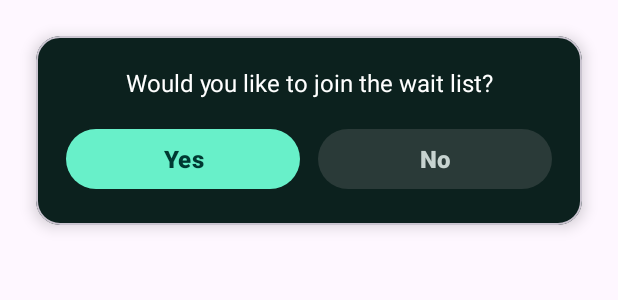
After one commit to CMPUT301F25origin/origin-kickoff, an Android app: the layout dialog_join_waitlist.xml on its own in the app's theme, with its tools: preview values and no code run, on a phone screen of 412 x 824 dp. The commit adds this screen. Shown: the top 300 px of the screen. Run offline under Robolectric (Android 15) with nearby library versions, the phone set to English and light mode, and no system bars.

Commit message:
completed the waitying list criteria thing and leave waiting list criteria thing

```diff
--- a/app/src/main/AndroidManifest.xml
+++ b/app/src/main/AndroidManifest.xml
@@ -2,6 +2,7 @@
 <manifest xmlns:android="http://schemas.android.com/apk/res/android">
 
     <uses-permission android:name="android.permission.CAMERA" />
+    <uses-feature android:name="android.hardware.camera" android:required="false" />
     <uses-permission android:name="android.permission.INTERNET" />
     <uses-permission android:name="android.permission.ACCESS_FINE_LOCATION" />
     <uses-permission android:name="android.permission.ACCESS_COARSE_LOCATION" />
@@ -39,6 +40,7 @@
         <activity android:name=".LocationSearchActivity" android:exported="false" />
         <activity android:name=".LocationPickerActivity" android:exported="false" />
         <activity android:name=".MapViewActivity" android:exported="false" />
+        <activity android:name="ca.team.originkickoff.WaitingListActivity" android:exported="false" />
 
     </application>
 
--- /dev/null
+++ b/app/src/main/res/layout/dialog_join_waitlist.xml
@@ -0,0 +1,66 @@
+<?xml version="1.0" encoding="utf-8"?>
+<com.google.android.material.card.MaterialCardView xmlns:android="http://schemas.android.com/apk/res/android"
+    xmlns:app="http://schemas.android.com/apk/res-auto"
+    android:layout_width="match_parent"
+    android:layout_height="wrap_content"
+    android:layout_margin="24dp"
+    app:cardCornerRadius="16dp"
+    app:cardBackgroundColor="#0C211E"
+    app:cardElevation="6dp">
+
+    <LinearLayout
+        android:layout_width="match_parent"
+        android:layout_height="wrap_content"
+        android:orientation="vertical"
+        android:padding="20dp">
+
+        <TextView
+            android:id="@+id/tvMessage"
+            android:layout_width="match_parent"
+            android:layout_height="wrap_content"
+            android:text="Would you like to join the wait list?"
+            android:textColor="#FFFFFF"
+            android:textSize="16sp"
+            android:gravity="center"
+            android:paddingBottom="16dp"/>
+
+        <LinearLayout
+            android:layout_width="match_parent"
+            android:layout_height="wrap_content"
+            android:orientation="horizontal"
+            android:gravity="center"
+            android:weightSum="2">
+
+            <com.google.android.material.button.MaterialButton
+                android:id="@+id/btnYes"
+                android:layout_width="0dp"
+                android:layout_height="48dp"
+                android:layout_weight="1"
+                android:text="Yes"
+                android:textAllCaps="false"
+                android:textStyle="bold"
+                android:textSize="16sp"
+                android:textColor="#003932"
+                app:cornerRadius="999dp"
+                app:backgroundTint="#68F0C9"/>
+
+            <Space
+                android:layout_width="12dp"
+                android:layout_height="1dp"/>
+
+            <com.google.android.material.button.MaterialButton
+                android:id="@+id/btnNo"
+                android:layout_width="0dp"
+                android:layout_height="48dp"
+                android:layout_weight="1"
+                android:text="No"
+                android:textAllCaps="false"
+                android:textStyle="bold"
+                android:textSize="16sp"
+                android:textColor="#C7D3D0"
+                app:cornerRadius="999dp"
+                app:backgroundTint="#2A3A38"/>
+        </LinearLayout>
+
+    </LinearLayout>
+</com.google.android.material.card.MaterialCardView>
```
Also changed, not shown: app/src/main/java/ca/team/originkickoff/EventDetailActivity.java (+121 -25 lines), app/src/main/java/ca/team/originkickoff/WaitingListActivity.java (added, +65 -0 lines), app/src/main/java/ca/team/originkickoff/adapters/WaitingListAdapter.java (added, +59 -0 lines), app/src/main/java/ca/team/originkickoff/models/WaitingListEntry.java (added, +80 -0 lines), app/src/main/java/ca/team/originkickoff/services/WaitingListService.java (added, +114 -0 lines), app/src/main/res/layout/activity_waiting_list.xml (added, +33 -0 lines), app/src/main/res/layout/item_waiting_list_entry.xml (added, +30 -0 lines).
